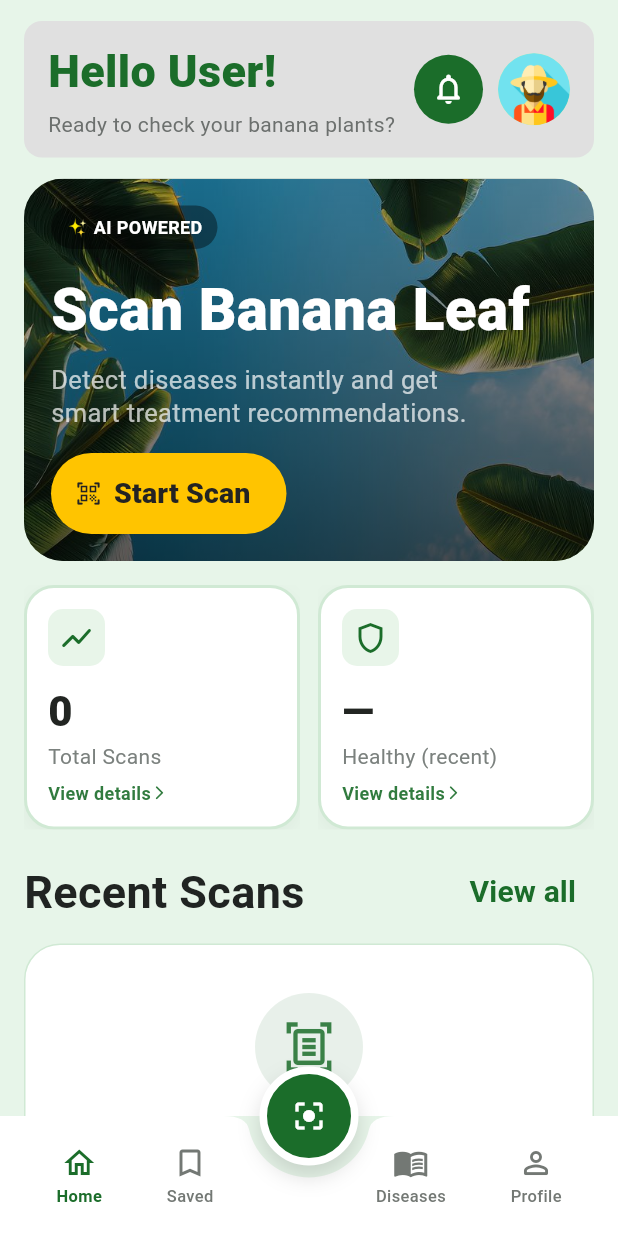
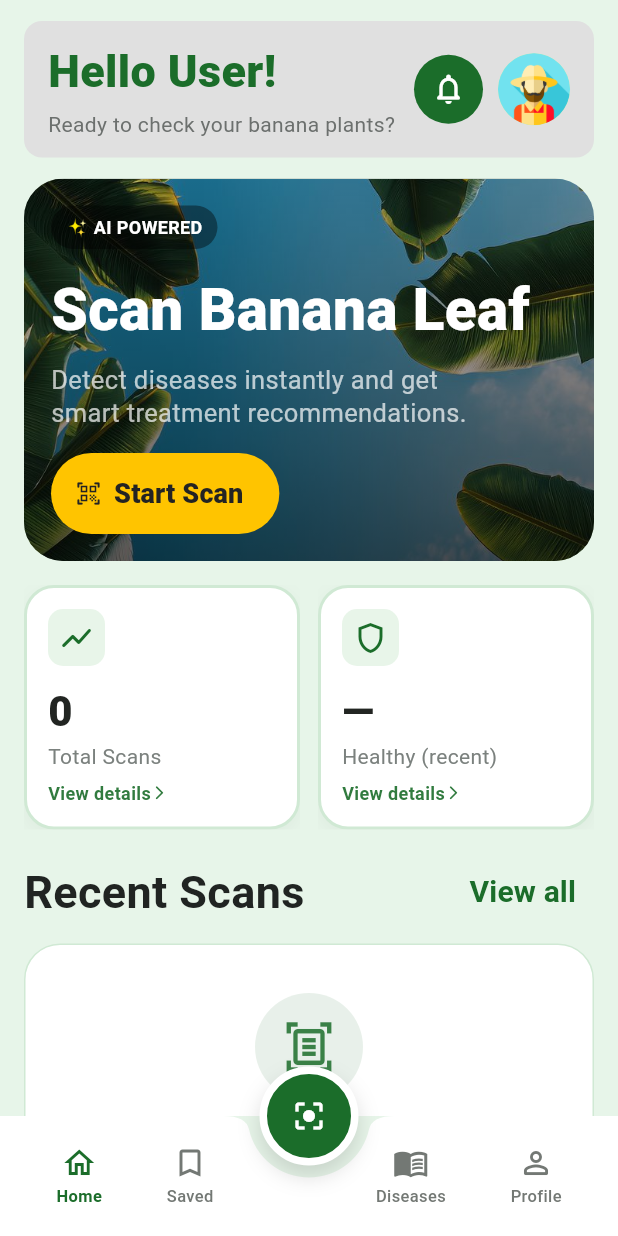
Before and after one commit to khel-dev/PLANTIVA-MOBILE-APP, a Flutter app: the screen it shows once a user with an empty profile is signed in, on a phone screen of 412 x 824 dp. Run offline on Flutter 3.47's test engine with Material 3 defaults, Android fonts, the phone set to English and light mode, and no system bars; our stand-ins replace cached_network_image, cloud_firestore, firebase_auth, firebase_core, firebase_storage, fl_chart and 6 more; missing offline and left inert: tflite_flutter; accounts and stored records are empty.

Commit message:
Fix scan image saving and responsive UI, MATUG NAKO

```diff
--- a/lib/screens/crop_wellness_screen.dart
+++ b/lib/screens/crop_wellness_screen.dart
@@ -744,6 +744,7 @@ Widget _scanThumb(ScanRecord scan, double width, double height) {
   return ScanImageWidget(
     imagePath: scan.imagePath,
     imageUrl: scan.imageUrl,
+    imageBase64: scan.imageBase64,
     width: width,
     height: height,
   );
--- a/lib/screens/homepage.dart
+++ b/lib/screens/homepage.dart
@@ -202,14 +202,17 @@ class _TopGreeting extends StatelessWidget {
                 return Column(
                   crossAxisAlignment: CrossAxisAlignment.start,
                   children: [
-                    Text(
+                    FittedBox(
+                      fit: BoxFit.scaleDown,
+                      alignment: Alignment.centerLeft,
+                      child: Text(
                         'Hello $firstName!',
                         maxLines: 1,
-                      overflow: TextOverflow.ellipsis,
                         style: const TextStyle(
                           color: AppColors.green,
                           fontSize: 30,
                           fontWeight: FontWeight.w800,
+                        ),
                       ),
                     ),
                     const SizedBox(height: 4),
@@ -277,8 +280,15 @@ class _HeroScanCard extends StatelessWidget {
 
   @override
   Widget build(BuildContext context) {
+    final screenWidth = MediaQuery.sizeOf(context).width;
+    final compact = screenWidth < 390;
+    final cardHeight = (screenWidth * 0.64).clamp(218.0, 255.0).toDouble();
+    final titleSize = compact ? 32.0 : 39.0;
+    final subtitleSize = compact ? 15.0 : 17.0;
+    final buttonHeight = compact ? 48.0 : 54.0;
+
     return Container(
-      height: 255,
+      height: cardHeight,
       width: double.infinity,
       decoration: BoxDecoration(
         borderRadius: BorderRadius.circular(26),
@@ -319,26 +329,30 @@ class _HeroScanCard extends StatelessWidget {
               ),
             ),
             const Spacer(),
-            const Text(
+            Text(
               'Scan Banana Leaf',
+              maxLines: 2,
+              overflow: TextOverflow.ellipsis,
               style: TextStyle(
                 color: Colors.white,
-                fontSize: 39,
+                fontSize: titleSize,
                 fontWeight: FontWeight.w800,
               ),
             ),
-            const SizedBox(height: 7),
-            const Text(
+            SizedBox(height: compact ? 5 : 7),
+            Text(
               'Detect diseases instantly and get\nsmart treatment recommendations.',
+              maxLines: 2,
+              overflow: TextOverflow.ellipsis,
               style: TextStyle(
                 color: Colors.white70,
-                fontSize: 17,
+                fontSize: subtitleSize,
                 height: 1.3,
               ),
             ),
-            const SizedBox(height: 16),
+            SizedBox(height: compact ? 12 : 16),
             SizedBox(
-              height: 54,
+              height: buttonHeight,
               child: ElevatedButton.icon(
                 style: ElevatedButton.styleFrom(
                   backgroundColor: const Color(0xFFFFC400),
@@ -353,7 +367,9 @@ class _HeroScanCard extends StatelessWidget {
                 icon: const Icon(Icons.qr_code_scanner_rounded),
                 label: const Text(
                   'Start Scan',
-                  style: TextStyle(fontWeight: FontWeight.w800, fontSize: 19),
+                  maxLines: 1,
+                  overflow: TextOverflow.ellipsis,
+                  style: TextStyle(fontWeight: FontWeight.w800, fontSize: 18),
                 ),
               ),
             ),
@@ -379,13 +395,14 @@ class _StatCard extends StatelessWidget {
 
   @override
   Widget build(BuildContext context) {
+    final compact = MediaQuery.sizeOf(context).width < 390;
     return Material(
       color: Colors.transparent,
       child: InkWell(
         onTap: onTap,
         borderRadius: BorderRadius.circular(20),
         child: Ink(
-          padding: const EdgeInsets.all(14),
+          padding: EdgeInsets.all(compact ? 12 : 14),
           decoration: BoxDecoration(
             color: Colors.white,
             borderRadius: BorderRadius.circular(20),
@@ -404,8 +421,8 @@ class _StatCard extends StatelessWidget {
             crossAxisAlignment: CrossAxisAlignment.start,
             children: [
               Container(
-                width: 38,
-                height: 38,
+                width: compact ? 36 : 38,
+                height: compact ? 36 : 38,
                 decoration: BoxDecoration(
                   color: const Color(0xFFE8F5E9),
                   borderRadius: BorderRadius.circular(10),
@@ -415,15 +432,22 @@ class _StatCard extends StatelessWidget {
               const SizedBox(height: 10),
               Text(
                 value,
-                style: const TextStyle(
-                  fontSize: 28,
+                maxLines: 1,
+                overflow: TextOverflow.ellipsis,
+                style: TextStyle(
+                  fontSize: compact ? 25 : 28,
                   fontWeight: FontWeight.w800,
-                  color: Color(0xFF222522),
+                  color: const Color(0xFF222522),
                 ),
               ),
               Text(
                 label,
-                style: const TextStyle(color: Color(0xFF7B817E), fontSize: 14),
+                maxLines: 1,
+                overflow: TextOverflow.ellipsis,
+                style: TextStyle(
+                  color: const Color(0xFF7B817E),
+                  fontSize: compact ? 13 : 14,
+                ),
               ),
               if (onTap != null) ...[
                 const SizedBox(height: 6),
--- a/lib/screens/treatment_recommendation_screen.dart
+++ b/lib/screens/treatment_recommendation_screen.dart
@@ -16,6 +16,7 @@ class TreatmentRecommendationScreen extends StatefulWidget {
     required this.isHealthy,
     this.imagePath,
     this.imageUrl,
+    this.imageBase64,
     this.savedScanId,
   });
 
@@ -27,6 +28,7 @@ class TreatmentRecommendationScreen extends StatefulWidget {
   final bool isHealthy;
   final String? imagePath;
   final String? imageUrl;
+  final String? imageBase64;
   final String? savedScanId;
 
   @override
@@ -175,6 +177,7 @@ class _TreatmentRecommendationScreenState
                     label: widget.label,
                     imagePath: widget.imagePath,
                     imageUrl: widget.imageUrl,
+                    imageBase64: widget.imageBase64,
                     severity: widget.severity,
                     severityColor: _severityColor,
                   ),
@@ -298,6 +301,7 @@ class _Header extends StatelessWidget {
     required this.label,
     required this.imagePath,
     required this.imageUrl,
+    required this.imageBase64,
     required this.severity,
     required this.severityColor,
   });
@@ -305,6 +309,7 @@ class _Header extends StatelessWidget {
   final String label;
   final String? imagePath;
   final String? imageUrl;
+  final String? imageBase64;
   final String severity;
   final Color severityColor;
 
@@ -315,6 +320,7 @@ class _Header extends StatelessWidget {
         ScanImageWidget(
           imagePath: imagePath,
           imageUrl: imageUrl,
+          imageBase64: imageBase64,
           width: double.infinity,
           height: 310,
           borderRadius: 0,
--- a/lib/widgets/recent_scan_card.dart
+++ b/lib/widgets/recent_scan_card.dart
@@ -69,6 +69,7 @@ class _RecentScanCardState extends State<RecentScanCard>
       await ScanHistoryService.deleteScan(
         widget.scan.id,
         imageUrl: widget.scan.imageUrl,
+        imagePath: widget.scan.imagePath,
       );
       if (mounted) {
         PlantivaFeedback.show(
@@ -103,6 +104,7 @@ class _RecentScanCardState extends State<RecentScanCard>
           isHealthy: scan.isHealthy,
           imagePath: scan.imagePath,
           imageUrl: scan.imageUrl,
+          imageBase64: scan.imageBase64,
           savedScanId: scan.id,
         ),
       ),
@@ -156,6 +158,7 @@ class _RecentScanCardState extends State<RecentScanCard>
                   child: ScanImageWidget(
                     imagePath: scan.imagePath,
                     imageUrl: scan.imageUrl,
+                    imageBase64: scan.imageBase64,
                     width: 96,
                     height: 96,
                     borderRadius: 0,
```
Also changed, not shown: lib/models/scan_record.dart (+44 -13 lines), lib/screens/scan_details_screen.dart (+61 -24 lines), lib/services/scan_history_service.dart (+16 -7 lines), lib/widgets/scan_image_widget.dart (+25 -2 lines), 1 other file. Lines whose indentation alone changed are shown as unchanged.
